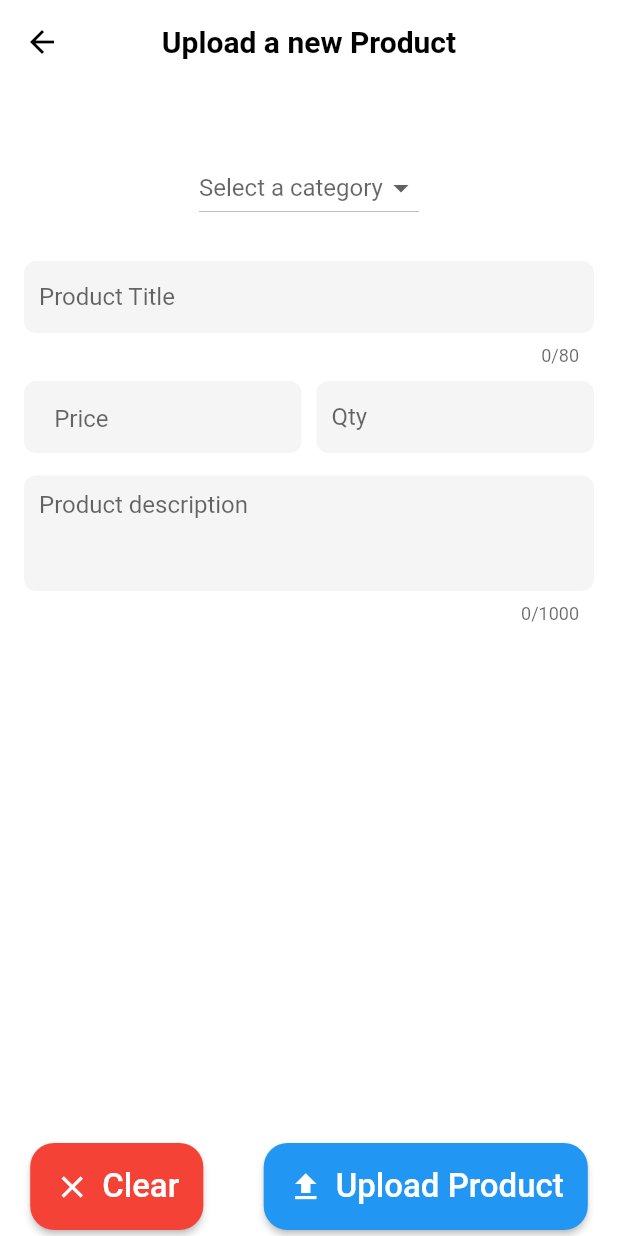
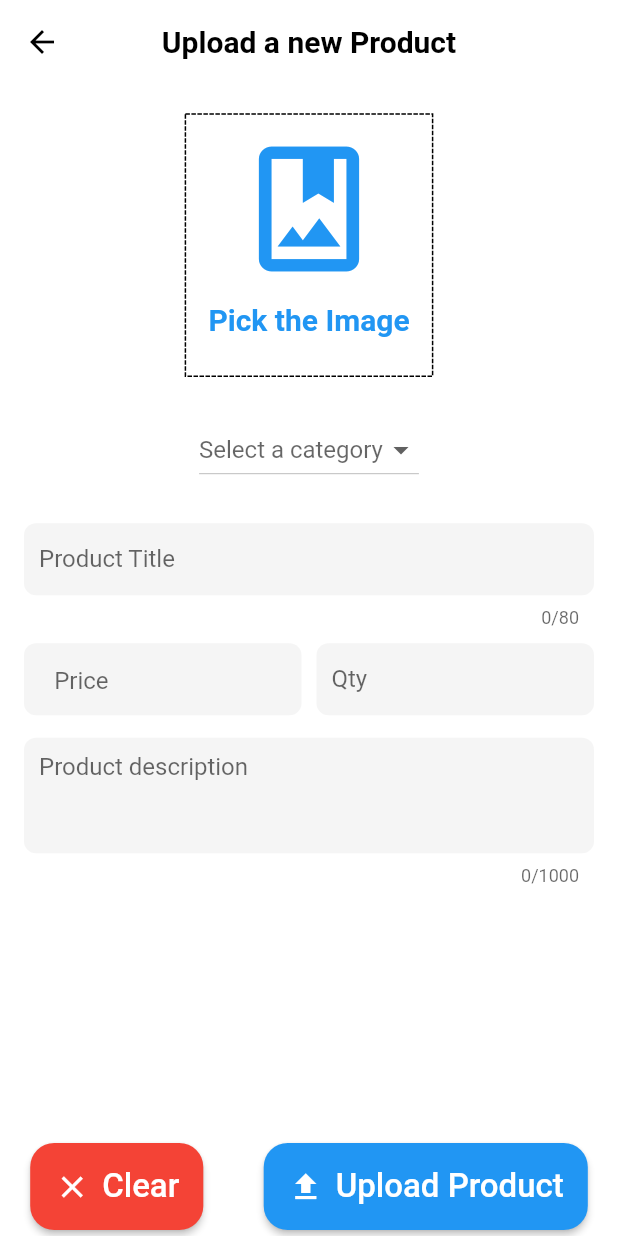
Before and after one commit to AhmedAlbay/shopsmart_admin, a Flutter app: the EditOrUploadProductScreen screen opened by its route, on a phone screen of 412 x 824 dp. Run offline on Flutter 3.47's test engine with Material 2 defaults, Android fonts, the phone set to English and light mode, and no system bars; drawn by our look-alikes of dotted_border; our stand-ins replace fancy_shimmer_image, flutter_iconly, image_picker, shared_preferences, shimmer; missing offline and left inert: dynamic_height_grid_view; accounts and stored records are empty.

```diff
--- a/lib/screens/edit_or_upload_product.dart
+++ b/lib/screens/edit_or_upload_product.dart
@@ -1,3 +1,6 @@
+import 'dart:io';
+
+import 'package:dotted_border/dotted_border.dart';
 import 'package:flutter/material.dart';
 import 'package:flutter/services.dart';
 import 'package:image_picker/image_picker.dart';
@@ -146,6 +149,67 @@ class _EditOrUploadProductScreenState extends State<EditOrUploadProductScreen> {
             const SizedBox(
               height: 20,
             ),
+            if (_pickerImage == null) ...[
+              SizedBox(
+                height: size.width * .4 + 10,
+                width: size.width * .4,
+                child: DottedBorder(
+                  child: Center(
+                    child: Column(
+                      crossAxisAlignment: CrossAxisAlignment.center,
+                      mainAxisAlignment: MainAxisAlignment.center,
+                      children: [
+                        const Icon(
+                          Icons.photo_album_outlined,
+                          size: 100,
+                          color: Colors.blue,
+                        ),
+                        TextButton(
+                          onPressed: () {
+                            localImagePicker();
+                          },
+                          child:
+                              const TitlesTextWidget(label: 'Pick the Image'),
+                        ),
+                      ],
+                    ),
+                  ),
+                ),
+              ),
+            ] else ...[
+              ClipRRect(
+                borderRadius: BorderRadius.circular(12),
+                child: Image.file(
+                  File(_pickerImage!.path),
+                  height: size.width * .5,
+                  alignment: Alignment.center,
+                ),
+              )
+            ],
+            if (_pickerImage != null) ...[
+              Row(
+                mainAxisAlignment: MainAxisAlignment.center,
+                children: [
+                  TextButton(
+                    onPressed: () {
+                      localImagePicker();
+                    },
+                    child: const TitlesTextWidget(
+                        label: 'Pick another Image', fontSize: 16),
+                  ),
+                  TextButton(
+                    onPressed: () {
+                      removePickerImage();
+                    },
+                    child: const TitlesTextWidget(
+                      label: 'Remove the Image',
+                      color: Colors.red,
+                      fontSize: 16,
+                    ),
+                  ),
+                ],
+              )
+            ],
             const SizedBox(
               height: 25,
             ),
```
Also changed, not shown: pubspec.yaml (+10 -20 lines), pubspec.lock.
